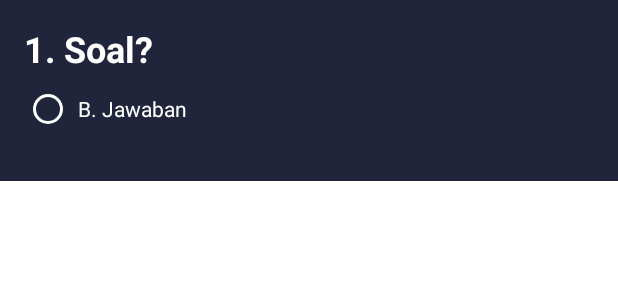
After one commit to AnggaArindraShonta/Gamaya, an Android app: the layout item_quiz_answer_key.xml on its own in the app's theme, with its tools: preview values and no code run, on a phone screen of 412 x 824 dp. The commit adds this screen. Shown: the top 300 px of the screen. Run offline under Robolectric (Android 15) with nearby library versions, the phone set to English and light mode, and no system bars.

Commit message:
layouting Kunci Jawaban

```diff
--- /dev/null
+++ b/app/src/main/res/layout/item_quiz_answer_key.xml
@@ -0,0 +1,30 @@
+<?xml version="1.0" encoding="utf-8"?>
+<LinearLayout xmlns:android="http://schemas.android.com/apk/res/android"
+    android:layout_width="match_parent"
+    android:layout_height="wrap_content"
+    android:orientation="vertical"
+    tools:background="@color/dark"
+    android:paddingTop="16dp"
+    android:paddingBottom="24dp"
+    android:paddingStart="16dp"
+    android:paddingEnd="16dp"
+    xmlns:tools="http://schemas.android.com/tools">
+
+    <TextView
+        android:layout_width="wrap_content"
+        android:layout_height="wrap_content"
+        tools:text="1. Soal?"
+        android:textSize="24sp"
+        android:textStyle="bold"
+        android:textColor="@color/white"/>
+
+    <com.google.android.material.radiobutton.MaterialRadioButton
+        style="@style/Widget.App.RadioButton"
+        android:layout_width="wrap_content"
+        android:layout_height="wrap_content"
+        tools:text="B. Jawaban"
+        android:textSize="14sp"
+        android:padding="4dp"
+        android:textColor="@color/white"/>
+
+</LinearLayout>
```
Also changed, not shown: app/src/main/res/layout/activity_answer_key.xml (+56 -2 lines).
